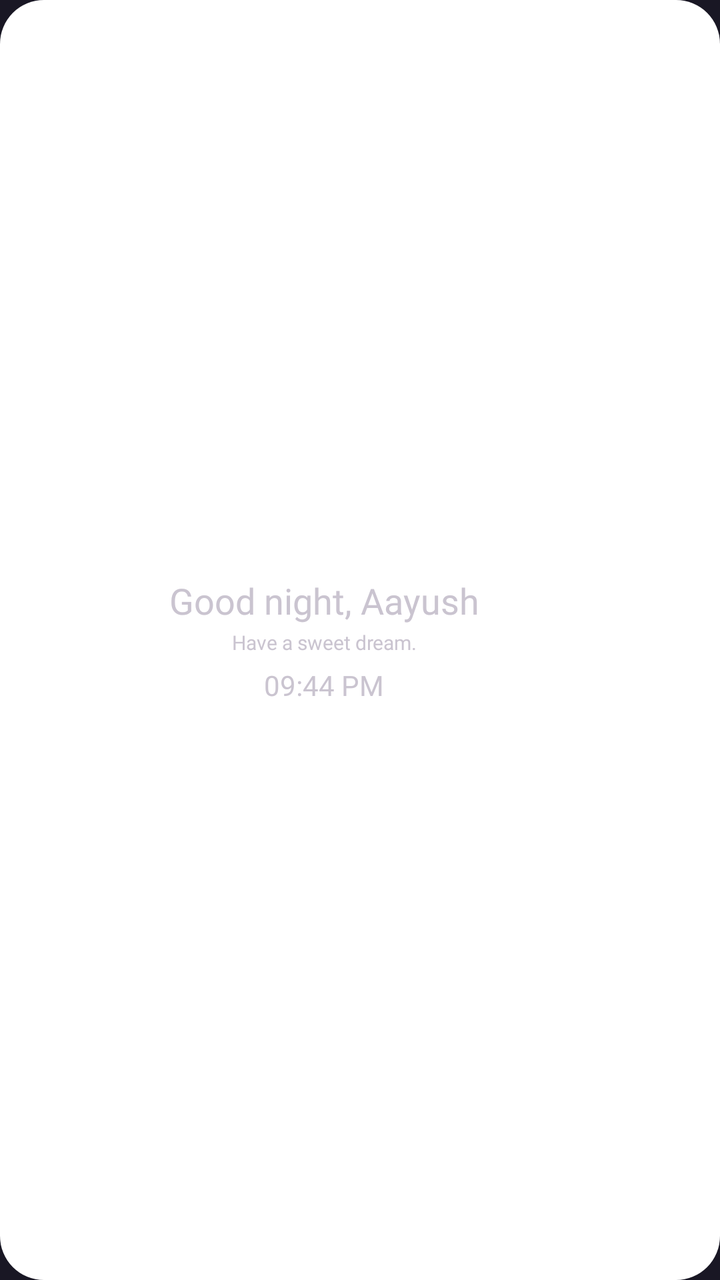
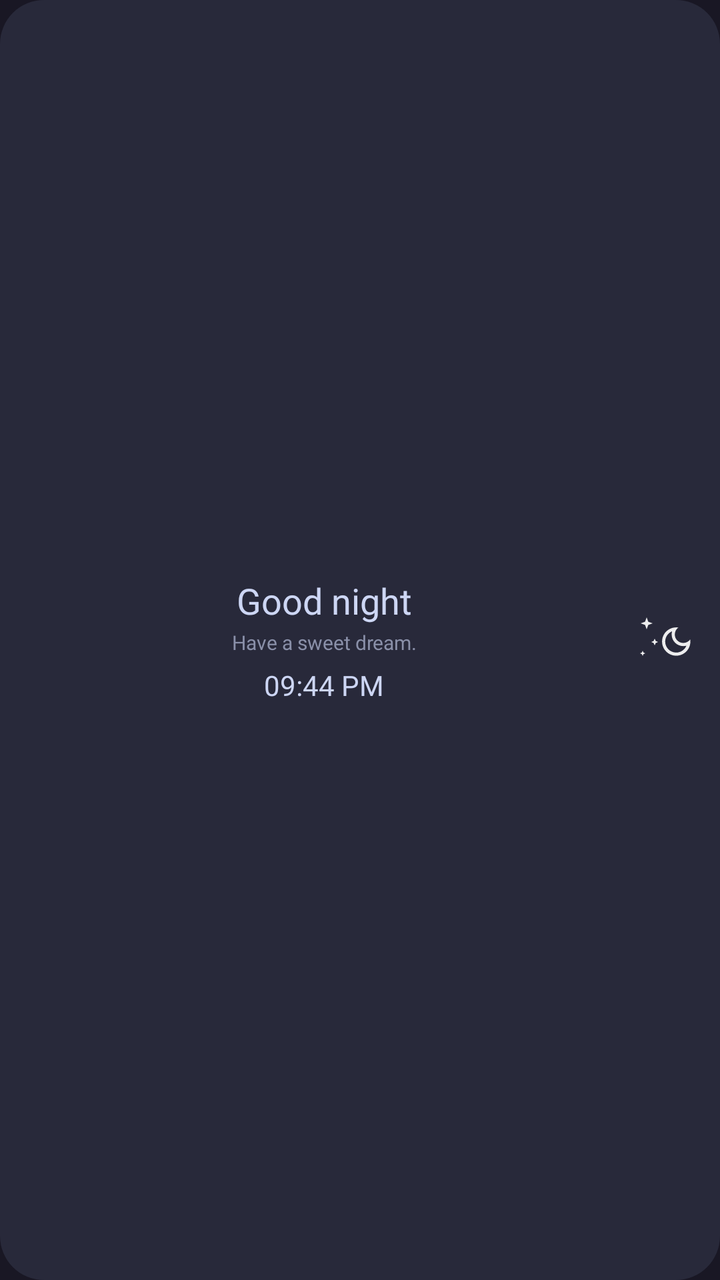

Compare the two renders of this Android layout. The source of the first and the diff that turns it into the second are given below.
<!-- AndroidManifest.xml: application theme AppTheme -->
<!-- res/layout/widget_npltz_greeting.xml -->
<?xml version="1.0" encoding="utf-8"?>
<FrameLayout xmlns:android="http://schemas.android.com/apk/res/android"
    android:id="@+id/widget_greeting_root"
    android:layout_width="match_parent"
    android:layout_height="match_parent">

    <ImageView
        android:id="@+id/widget_greeting_background"
        android:layout_width="match_parent"
        android:layout_height="match_parent"
        android:contentDescription="@null"
        android:scaleType="fitXY"
        android:src="@drawable/widget_card_bg" />

    <LinearLayout
        android:id="@+id/widget_greeting_content"
        android:layout_width="match_parent"
        android:layout_height="match_parent"
        android:gravity="center_vertical"
        android:orientation="horizontal"
        android:paddingStart="14dp"
        android:paddingTop="10dp"
        android:paddingEnd="12dp"
        android:paddingBottom="10dp">

        <LinearLayout
            android:id="@+id/widget_greeting_text"
            android:layout_width="0dp"
            android:layout_height="wrap_content"
            android:layout_weight="1"
            android:orientation="vertical">

            <TextView
                android:id="@+id/widget_greeting_title"
                android:layout_width="match_parent"
                android:layout_height="wrap_content"
                android:fontFamily="@font/inter_medium"
                android:gravity="center"
                android:maxLines="2"
                android:ellipsize="none"
                android:text="Good night, Aayush"
                android:textSize="18sp" />

            <TextView
                android:id="@+id/widget_greeting_wish"
                android:layout_width="match_parent"
                android:layout_height="wrap_content"
                android:layout_marginTop="2dp"
                android:ellipsize="end"
                android:fontFamily="@font/inter_regular"
                android:gravity="center"
                android:maxLines="1"
                android:text="Have a sweet dream."
                android:textSize="10sp" />

            <TextView
                android:id="@+id/widget_greeting_clock"
                android:layout_width="match_parent"
                android:layout_height="wrap_content"
                android:layout_marginTop="5dp"
                android:fontFamily="@font/inter_medium"
                android:gravity="center"
                android:maxLines="1"
                android:text="09:44 PM"
                android:textSize="14sp" />
        </LinearLayout>

        <ImageView
            android:id="@+id/widget_greeting_icon"
            android:layout_width="32dp"
            android:layout_height="32dp"
            android:layout_marginStart="6dp"
            android:alpha="0.92"
            android:contentDescription="@null"
            android:scaleType="fitCenter"
            android:src="@drawable/widget_greeting_moon" />
    </LinearLayout>
</FrameLayout>
<!-- resources referenced by this layout -->
<resources>
  <!-- drawable widget_card_bg (drawable) -->
  <?xml version="1.0" encoding="utf-8"?>
  <shape xmlns:android="http://schemas.android.com/apk/res/android"
      android:shape="rectangle">
      <solid android:color="#FFFFFFFF" />
      <corners android:radius="22dp" />
  </shape>
  <style name="AppTheme" parent="AppThemeBase" />
  <style name="AppThemeBase" parent="Theme.Material3.Dark.NoActionBar">
          <item name="android:windowBackground">@drawable/splash_background</item>
          <item name="android:statusBarColor">@android:color/transparent</item>
          <item name="android:navigationBarColor">@android:color/transparent</item>
          <item name="android:windowNoTitle">true</item>
          <item name="android:windowActionModeOverlay">true</item>
          <item name="android:windowLightStatusBar">false</item>
          <item name="android:windowLightNavigationBar" tools:targetApi="27">false</item>
          <item name="android:forceDarkAllowed" tools:targetApi="29">false</item>
          <item name="bottomSheetDialogTheme">@style/ThemeOverlay.Npltz.BottomSheetDialog</item>
          <item name="materialAlertDialogTheme">@style/ThemeOverlay.Npltz.AlertDialog</item>
      </style>
  <!-- drawable splash_background (drawable) -->
  <?xml version="1.0" encoding="utf-8"?>
  <layer-list xmlns:android="http://schemas.android.com/apk/res/android">
      <item android:drawable="@color/splash_bg" />
      <item
          android:width="128dp"
          android:height="128dp"
          android:gravity="center"
          android:drawable="@drawable/ic_splash_logo" />
  </layer-list>
  <style name="ThemeOverlay.Npltz.BottomSheetDialog" parent="ThemeOverlay.Material3.BottomSheetDialog">
          <item name="bottomSheetStyle">@style/Widget.Npltz.BottomSheet.Modal</item>
      </style>
  <style name="ThemeOverlay.Npltz.AlertDialog" parent="ThemeOverlay.Material3.MaterialAlertDialog">
          <item name="shapeAppearanceOverlay">@style/ShapeAppearance.Npltz.AlertDialog</item>
      </style>
  <color name="splash_bg">#FF191724</color>
  <!-- drawable ic_splash_logo (drawable) -->
  <?xml version="1.0" encoding="utf-8"?>
  <layer-list xmlns:android="http://schemas.android.com/apk/res/android">
      <item>
          <shape android:shape="rectangle">
              <corners android:radius="28dp" />
              <gradient
                  android:angle="315"
                  android:startColor="#FF7A4DFF"
                  android:centerColor="#FF472494"
                  android:endColor="#FF1A0F38" />
          </shape>
      </item>
      <item android:drawable="@drawable/ic_launcher_foreground" />
  </layer-list>
  <style name="Widget.Npltz.BottomSheet.Modal" parent="Widget.Material3.BottomSheet.Modal">
          <item name="backgroundTint">?attr/colorSurfaceContainerLow</item>
          <item name="shapeAppearance">@style/ShapeAppearance.Npltz.BottomSheet</item>
          <item name="android:paddingTop">8dp</item>
      </style>
  <style name="ShapeAppearance.Npltz.AlertDialog" parent="ShapeAppearance.Material3.LargeComponent">
          <item name="cornerSize">28dp</item>
      </style>
  <style name="ShapeAppearance.Npltz.BottomSheet" parent="ShapeAppearance.Material3.LargeComponent">
          <item name="cornerFamily">rounded</item>
          <item name="cornerSizeTopLeft">28dp</item>
          <item name="cornerSizeTopRight">28dp</item>
          <item name="cornerSizeBottomLeft">0dp</item>
          <item name="cornerSizeBottomRight">0dp</item>
      </style>
  <!-- unchanged entries left out for length: 2 -->
</resources>

<!-- the commit's change to res/layout/widget_npltz_greeting.xml (unified diff, before → after) -->
@@ -38,7 +38,8 @@
                 android:gravity="center"
                 android:maxLines="2"
                 android:ellipsize="none"
-                android:text="Good night, Aayush"
+                android:text="Good night"
+                android:textColor="#FFCDD6F4"
                 android:textSize="18sp" />
 
             <TextView
@@ -51,6 +52,7 @@
                 android:gravity="center"
                 android:maxLines="1"
                 android:text="Have a sweet dream."
+                android:textColor="#FF8A90A9"
                 android:textSize="10sp" />
 
             <TextView
@@ -62,6 +64,7 @@
                 android:gravity="center"
                 android:maxLines="1"
                 android:text="09:44 PM"
+                android:textColor="#FFCDD6F4"
                 android:textSize="14sp" />
         </LinearLayout>
 
<!-- resource entries referenced after the edit -->
@@ -4,7 +4,7 @@
   <?xml version="1.0" encoding="utf-8"?>
   <shape xmlns:android="http://schemas.android.com/apk/res/android"
       android:shape="rectangle">
-      <solid android:color="#FFFFFFFF" />
+      <solid android:color="#FF28293A" />
       <corners android:radius="22dp" />
   </shape>
   <style name="AppTheme" parent="AppThemeBase" />
